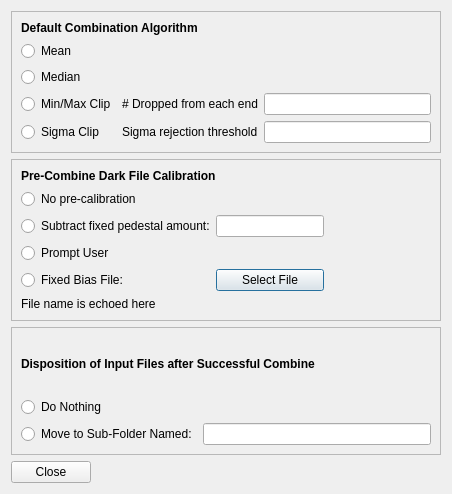
RMcDOttawa/MasterDarkMaker, file PreferencesWindow.ui: the form before one commit.
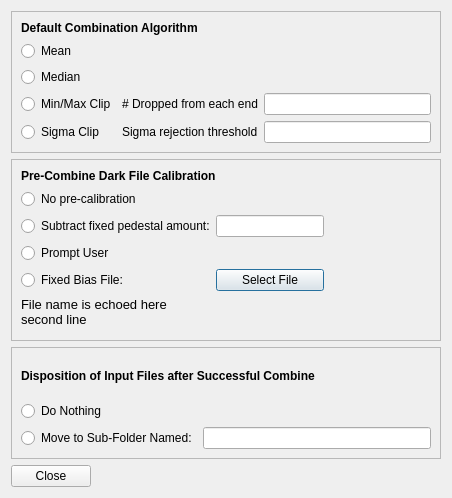
The form after the commit.

The edit to the form file:
```diff
--- a/PreferencesWindow.ui
+++ b/PreferencesWindow.ui
@@ -7,7 +7,7 @@
     <x>0</x>
     <y>0</y>
     <width>452</width>
-    <height>494</height>
+    <height>498</height>
    </rect>
   </property>
   <property name="windowTitle">
@@ -115,6 +115,12 @@
    </item>
    <item row="1" column="0" colspan="2">
     <widget class="QFrame" name="frame_3">
+     <property name="minimumSize">
+      <size>
+       <width>0</width>
+       <height>161</height>
+      </size>
+     </property>
      <property name="frameShape">
       <enum>QFrame::StyledPanel</enum>
      </property>
@@ -213,8 +219,20 @@
       </item>
       <item row="5" column="0" colspan="3">
        <widget class="QLabel" name="precalibrationPathDisplay">
+        <property name="sizePolicy">
+         <sizepolicy hsizetype="Preferred" vsizetype="Fixed">
+          <horstretch>0</horstretch>
+          <verstretch>0</verstretch>
+         </sizepolicy>
+        </property>
+        <property name="minimumSize">
+         <size>
+          <width>0</width>
+          <height>34</height>
+         </size>
+        </property>
         <property name="text">
-         <string>File name is echoed here</string>
+         <string>&lt;html&gt;&lt;head/&gt;&lt;body&gt;&lt;p&gt;&lt;span style=&quot; font-size:10pt;&quot;&gt;File name is echoed here&lt;br/&gt;second line&lt;/span&gt;&lt;/p&gt;&lt;/body&gt;&lt;/html&gt;</string>
         </property>
         <property name="alignment">
          <set>Qt::AlignLeading|Qt::AlignLeft|Qt::AlignTop</set>
```
Left out of the diff: 20 changed lines with no effect on the pictures.
